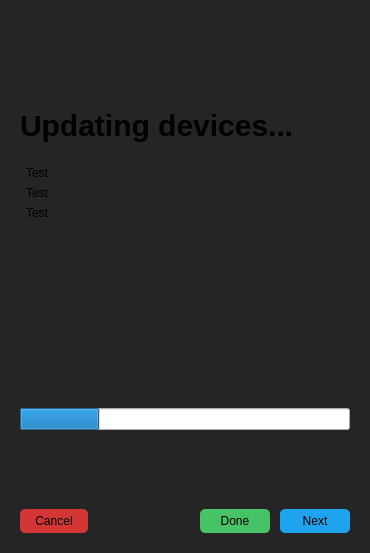
tom-23/TasmoManager, file src/gui/wizards/updatedevicedialog.ui: the form before one commit.
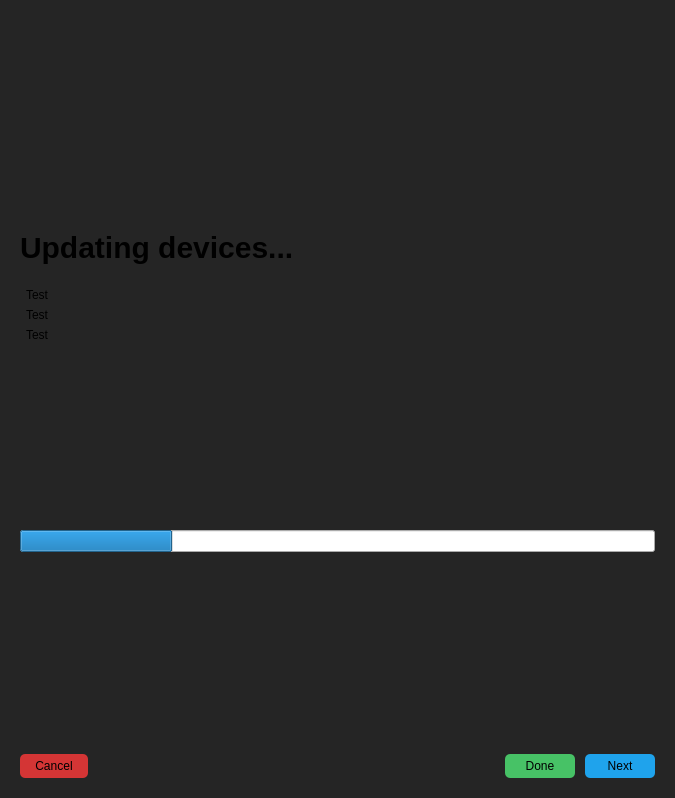
The form after the commit. The open tabs and pages were chosen to show the change. Icons and pictures are not drawn.

Patch:
```diff
--- a/src/gui/wizards/updatedevicedialog.ui
+++ b/src/gui/wizards/updatedevicedialog.ui
@@ -6,8 +6,8 @@
    <rect>
     <x>0</x>
     <y>0</y>
-    <width>370</width>
-    <height>553</height>
+    <width>675</width>
+    <height>798</height>
    </rect>
   </property>
   <property name="sizePolicy">
```
Left out of the diff: 2 changed lines with no effect on the pictures.
